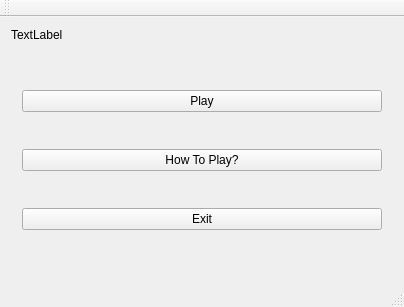
Qt form mainwindow.ui (RuslanOssanov/gameqt) before a commit.
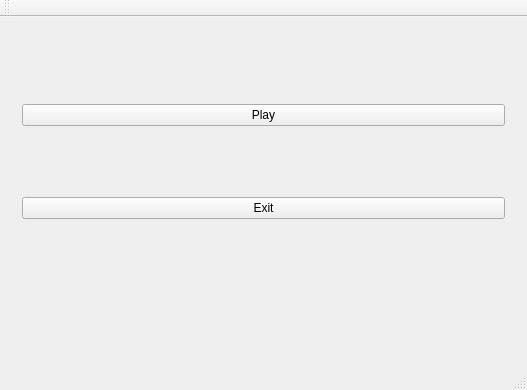
The same form after that commit.

Diff of the .ui file:
```diff
--- a/mainwindow.ui
+++ b/mainwindow.ui
@@ -6,8 +6,8 @@
    <rect>
     <x>0</x>
     <y>0</y>
-    <width>404</width>
-    <height>307</height>
+    <width>527</width>
+    <height>390</height>
    </rect>
   </property>
   <property name="focusPolicy">
@@ -18,13 +18,6 @@
   </property>
   <widget class="QWidget" name="centralWidget">
    <layout class="QVBoxLayout" name="verticalLayout">
-    <item>
-     <widget class="QLabel" name="label">
-      <property name="text">
-       <string>TextLabel</string>
-      </property>
-     </widget>
-    </item>
     <item>
      <layout class="QHBoxLayout" name="horizontalLayout">
       <item>
@@ -42,13 +35,6 @@
             </property>
            </widget>
           </item>
-          <item>
-           <widget class="QPushButton" name="pushButton">
-            <property name="text">
-             <string>How To Play?</string>
-            </property>
-           </widget>
-          </item>
           <item>
            <widget class="QPushButton" name="pushButton_2">
             <property name="text">
@@ -62,6 +48,30 @@
       </item>
      </layout>
     </item>
+    <item>
+     <widget class="QLabel" name="label">
+      <property name="text">
+       <string/>
+      </property>
+     </widget>
+    </item>
+    <item>
+     <widget class="QLabel" name="label_2">
+      <property name="text">
+       <string/>
+      </property>
+     </widget>
+    </item>
+    <item>
+     <widget class="QLabel" name="label_3">
+      <property name="layoutDirection">
+       <enum>Qt::RightToLeft</enum>
+      </property>
+      <property name="text">
+       <string/>
+      </property>
+     </widget>
+    </item>
    </layout>
   </widget>
   <widget class="QMenuBar" name="menuBar">
```
Left out of the diff: 41 changed lines with no effect on the pictures.
